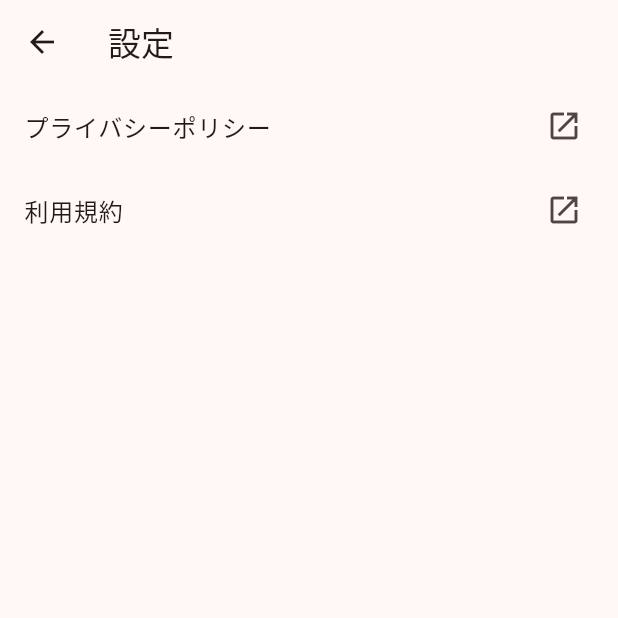
After one commit to atkzn/IchigoDoctor, a Flutter app: the SettingsPage screen opened directly, on a phone screen of 412 x 824 dp, the top half of it. The commit adds this screen. Run offline on Flutter 3.47's test engine with Material 3 defaults, Android fonts, the phone set to English and light mode, and no system bars; our stand-ins replace camera, firebase_analytics, firebase_auth, firebase_core, firebase_messaging, flutter_local_notifications and 5 more; accounts and stored records are empty; generated files the repository leaves out were written again; network calls fail.

Commit message:
docs: 利用規約 & プライポリ • feat: SettingsPage

```diff
--- a/lib/app.dart
+++ b/lib/app.dart
@@ -21,6 +21,7 @@ import 'dart:io';
 import 'repositories/diary_repo.dart';
 import 'models/diary.dart';
 import 'pages/diary_page.dart';
+import 'pages/setting_page.dart';
 
 
 class BerryApp extends StatelessWidget {
@@ -57,6 +58,7 @@ class _RootPageState extends State<RootPage> {
         const DiaryPage(), // Dairy
         const TipsPage(), // Tips
         const Placeholder(), // Shop
+        const SettingsPage(), // Setting
       ];
 
   @override
@@ -71,6 +73,7 @@ class _RootPageState extends State<RootPage> {
             NavigationDestination(icon: Icon(Icons.book), label: 'Diary'),
             NavigationDestination(icon: Icon(Icons.lightbulb), label: 'Tips'),
             NavigationDestination(icon: Icon(Icons.shopping_cart), label: 'Shop'),
+            NavigationDestination(icon: Icon(Icons.settings), label: '設定'),
           ],
         ),
       );
--- /dev/null
+++ b/lib/pages/setting_page.dart
@@ -0,0 +1,32 @@
+import 'package:flutter/material.dart';
+import 'package:url_launcher/url_launcher.dart';
+
+class SettingsPage extends StatelessWidget {
+  const SettingsPage({super.key});
+
+  static final _privacyUrl = Uri.parse(
+      'https://atkzn.github.io/flutter_application_1/privacy_policy');
+  static final _termsUrl   = Uri.parse(
+      'https://atkzn.github.io/flutter_application_1/terms_of_service');
+
+  @override
+  Widget build(BuildContext context) => Scaffold(
+        appBar: AppBar(title: const Text('設定')),
+        body: ListView(
+          children: [
+            ListTile(
+              title: const Text('プライバシーポリシー'),
+              trailing: const Icon(Icons.open_in_new),
+              onTap: () => launchUrl(_privacyUrl,
+                  mode: LaunchMode.externalApplication),
+            ),
+            ListTile(
+              title: const Text('利用規約'),
+              trailing: const Icon(Icons.open_in_new),
+              onTap: () =>
+                  launchUrl(_termsUrl, mode: LaunchMode.externalApplication),
+            ),
+          ],
+        ),
+      );
+}
--- a/pubspec.yaml
+++ b/pubspec.yaml
@@ -49,6 +49,7 @@ dependencies:
   provider: ^6.0.5    # テーマ切替の状態管理用
   firebase_analytics: ^10.8.0
   google_mobile_ads:  ^4.0.0   # AdMob
+  url_launcher: ^6.2.1
 
   # The following adds the Cupertino Icons font to your application.
   # Use with the CupertinoIcons class for iOS style icons.
```
Also changed, not shown: pubspec.lock, 5 other files.
